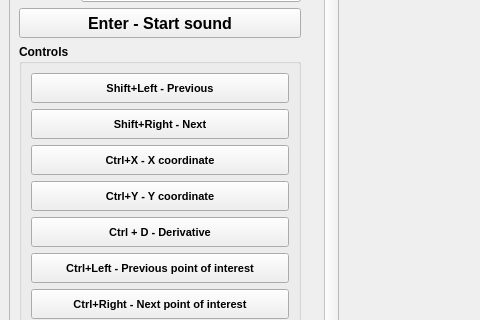
First picture: the form in mainwindow.ui, repository nstrikos/audiographs-desktop, before the edit; both pictures show x 0 to 480 and y 151 to 471 of the 800 by 958 pixel window.
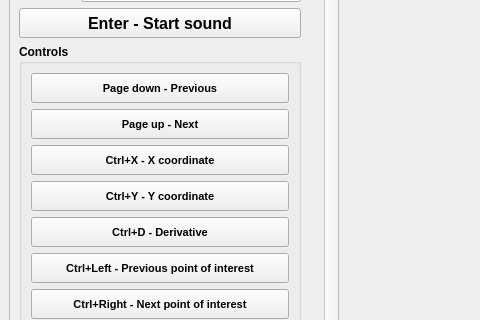
Second picture: the form after the edit. Custom widgets are drawn as their Qt base class.

Commit message: previous next shortcuts

```diff
--- a/mainwindow.ui
+++ b/mainwindow.ui
@@ -390,7 +390,7 @@
               <string>Previous pushbutton</string>
              </property>
              <property name="text">
-              <string>Shift+Left - Previous</string>
+              <string>Page down - Previous</string>
              </property>
             </widget>
            </item>
@@ -422,7 +422,7 @@
               <string>Next pushbutton</string>
              </property>
              <property name="text">
-              <string>Shift+Right - Next</string>
+              <string>Page up - Next</string>
              </property>
             </widget>
            </item>
@@ -515,7 +515,7 @@
               <string>Derivative</string>
              </property>
              <property name="text">
-              <string>Ctrl + D - Derivative</string>
+              <string>Ctrl+D - Derivative</string>
              </property>
             </widget>
            </item>
```
Left out of the diff: 4 changed lines with no effect on the pictures. The commit also changes 2 other files.
